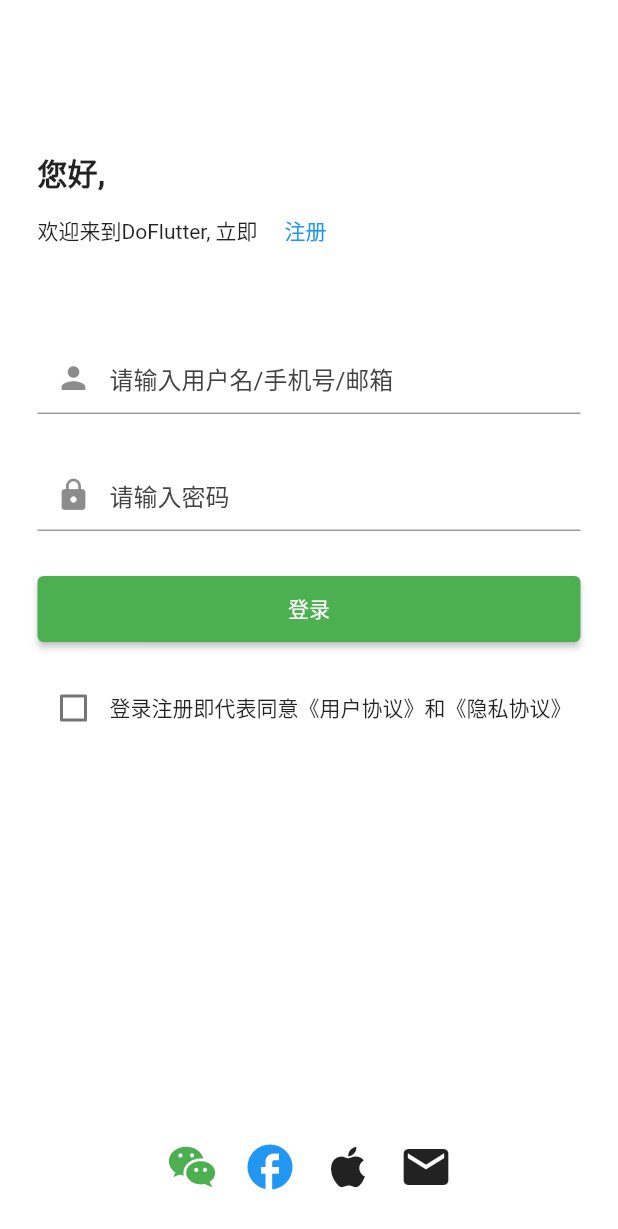
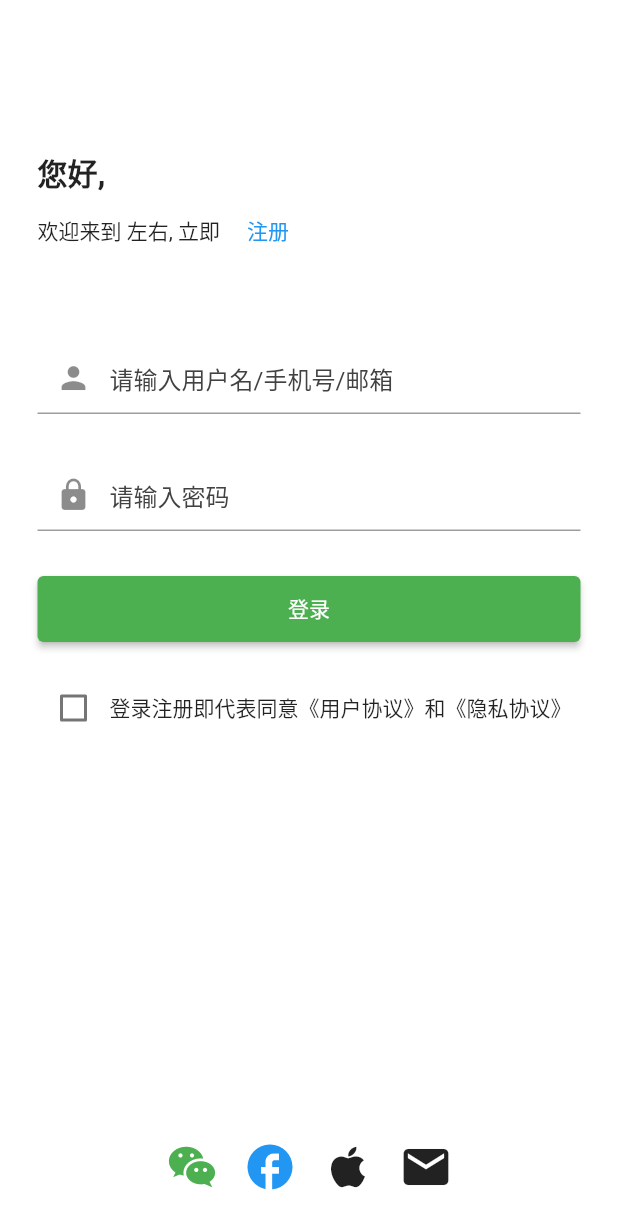
Before and after one commit to deepindo/DoFlutter, a Flutter app: the screen it shows after launch, on a phone screen of 412 x 824 dp. Shown: the top 1229 px of the screen. Run offline on Flutter 3.47's test engine with Material 2 defaults, Android fonts, the light colour scheme and no system bars; our stand-ins replace banner_carousel, flutter_swiper, get, webview_flutter; missing offline and left inert: dart:ffi.

Commit message:
两端app显示名称修改

```diff
--- a/lib/main.dart
+++ b/lib/main.dart
@@ -13,7 +13,7 @@ class RootApp extends StatelessWidget {
   @override
   Widget build(BuildContext context) {
     return GetMaterialApp(
-      title: "DoFlutter",
+      title: "左右",
       debugShowCheckedModeBanner: false,
       theme: doThemeData,
       // home: const LaunchPage(),
--- a/lib/pages/auth/login_page.dart
+++ b/lib/pages/auth/login_page.dart
@@ -30,8 +30,7 @@ class _LoginPageState extends State<LoginPage> {
                 ),
                 Row(
                   children: [
-                    const Text("欢迎来到DoFlutter, 立即",
-                        style: TextStyle(fontSize: 14)),
+                    const Text("欢迎来到 左右, 立即", style: TextStyle(fontSize: 14)),
                     TextButton(
                         onPressed: () {
                           print("点击注册");
```
Also changed, not shown: 4 other files.
